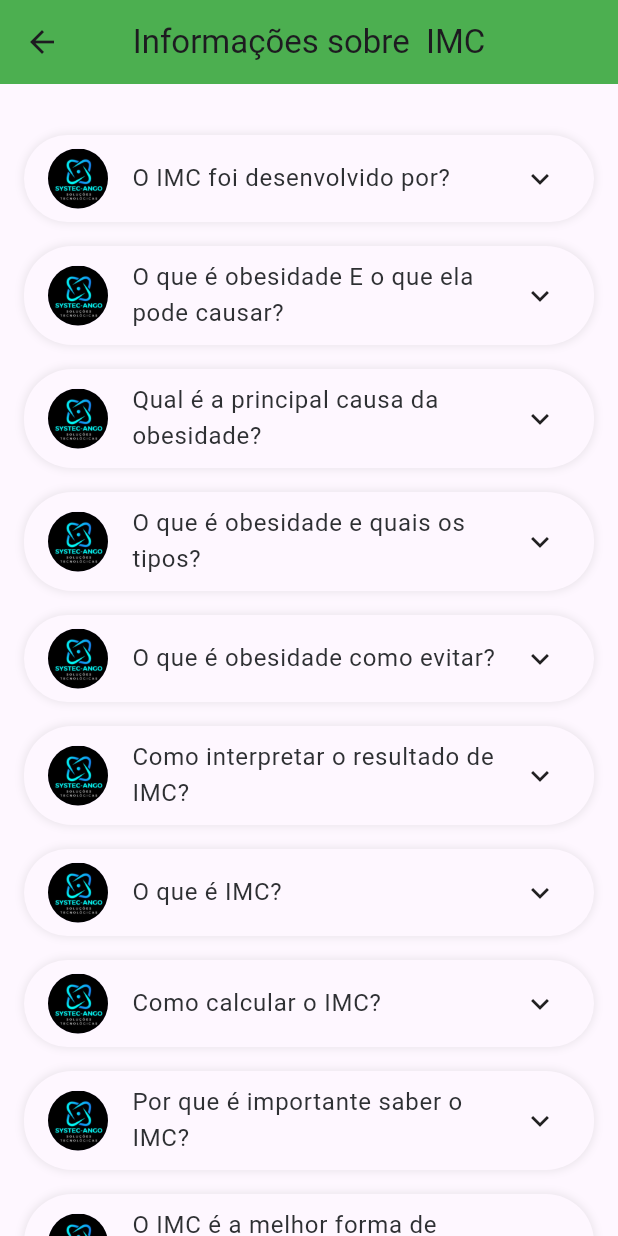
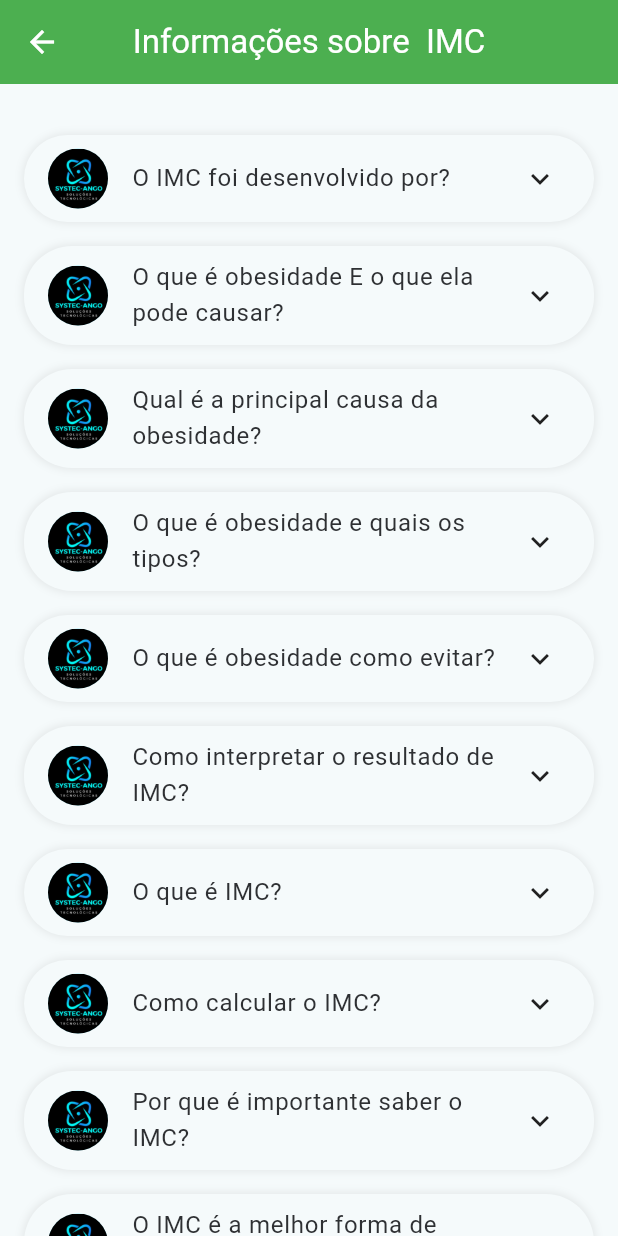
Before and after one commit to abel374/Calculadora-imc, a Flutter app: the DemoMWExpansionPanelScreen2 screen opened directly, on a phone screen of 412 x 824 dp. Run offline on Flutter 3.47's test engine with Material 2 defaults, Android fonts, the light colour scheme and no system bars; our stand-ins replace get, nb_utils.

Commit message:
realizanda alteranção no arquivo imc e opcção

```diff
--- a/lib/imc/opcoes.dart
+++ b/lib/imc/opcoes.dart
@@ -20,14 +20,17 @@ class _DemoMWExpansionPanelScreen2State
   Widget build(BuildContext context) {
     return Scaffold(
       appBar: AppBar(
-        title: const Text("Informações sobre  IMC"),
+        title: const TextWithTap(
+          "Informações sobre  IMC",
+        ),
+        foregroundColor: Colors.white,
         centerTitle: true,
         elevation: .0,
         backgroundColor: Colors.green,
       ),
       body: ListView.builder(
-        padding: EdgeInsets.only(bottom: 30, top: 26),
-        physics: BouncingScrollPhysics(),
+        padding: const EdgeInsets.only(bottom: 30, top: 26),
+        physics: const BouncingScrollPhysics(),
         itemCount: listTitulo.length,
         itemBuilder: (context, index) {
           return Container(
@@ -44,12 +47,13 @@ class _DemoMWExpansionPanelScreen2State
                   // 'Item ${index + 1}',
                   style: primaryTextStyle(),
                 ),
-                leading: CircleAvatar(
+                leading: const CircleAvatar(
                   backgroundImage: AssetImage('images/systecango.jpg'),
                   radius: 20,
                 ),
                 expandedCrossAxisAlignment: CrossAxisAlignment.start,
-                childrenPadding: EdgeInsets.only(left: 32, top: 16, bottom: 16),
+                childrenPadding:
+                    const EdgeInsets.only(left: 32, top: 16, bottom: 16),
                 collapsedIconColor: context.iconColor,
                 iconColor: context.iconColor,
                 children: [
@@ -115,7 +119,7 @@ class _DemoMWExpansionPanelScreen2State
                     marginRight: 12.9,
                   ),
                   2.height,
-                  Divider(
+                  const Divider(
                     endIndent: 32,
                     color: Colors.black54,
                   ),
@@ -146,21 +150,21 @@ class _DemoMWExpansionPanelScreen2State
                   Row(
                     children: [
                       Container(
-                        padding: EdgeInsets.all(4),
-                        margin: EdgeInsets.all(4),
+                        padding: const EdgeInsets.all(4),
+                        margin: const EdgeInsets.all(4),
                         decoration: boxDecorationDefault(
                             border: Border.all(color: Colors.black26)),
-                        child: Icon(
+                        child: const Icon(
                           Icons.sports_handball,
                           color: Colors.black54,
                         ),
                       ),
                       Container(
-                        padding: EdgeInsets.all(4),
-                        margin: EdgeInsets.all(4),
+                        padding: const EdgeInsets.all(4),
+                        margin: const EdgeInsets.all(4),
                         decoration: boxDecorationDefault(
                             border: Border.all(color: Colors.black26)),
-                        child: Icon(
+                        child: const Icon(
                           Icons.apartment_outlined,
                           color: Colors.black54,
                         ),
```
Also changed, not shown: lib/imc/imc.dart (+50 -34 lines), lib/main.dart (+6 -109 lines), Sem título-1.png (added), 7 other files.
